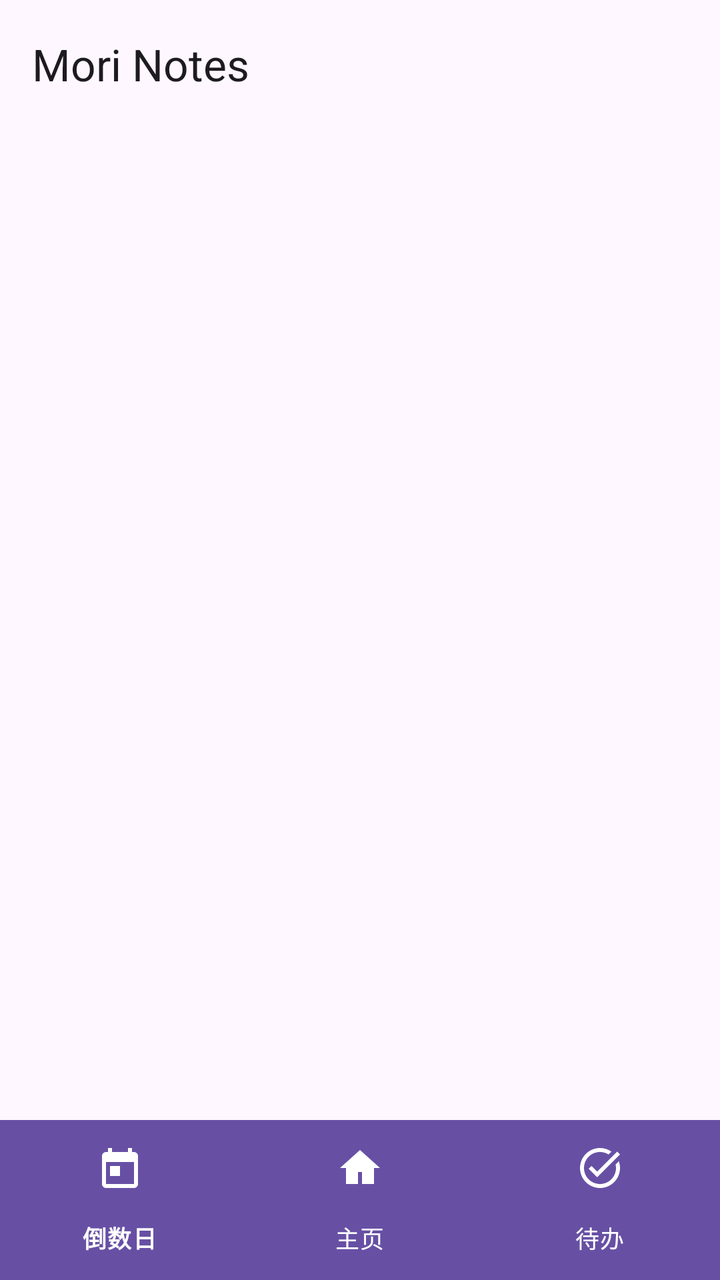
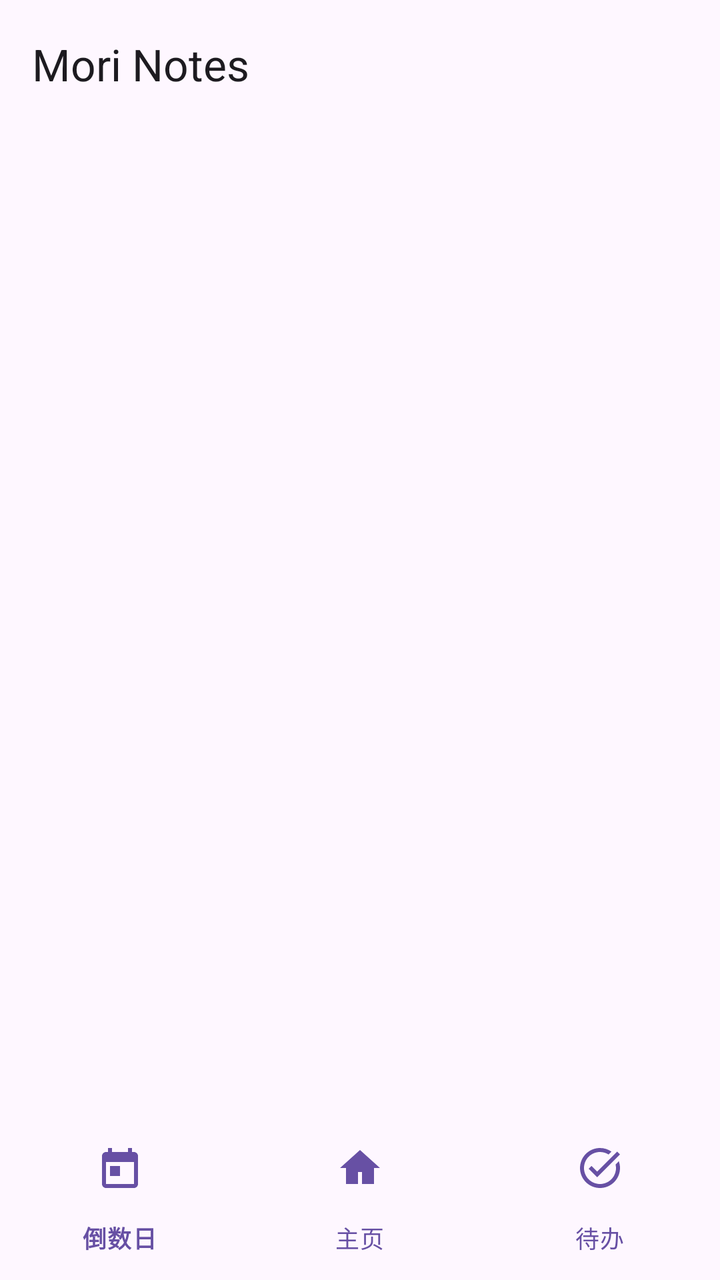

Two renders of the same Android screen: before a commit and after it. Below are the layout's source before the change and the commit's diff.
<!-- AndroidManifest.xml: application theme Theme.Notebook -->
<!-- res/layout/activity_main.xml -->
<?xml version="1.0" encoding="utf-8"?>
<FrameLayout xmlns:android="http://schemas.android.com/apk/res/android"
    xmlns:app="http://schemas.android.com/apk/res-auto"
    android:id="@+id/root"
    android:layout_width="match_parent"
    android:layout_height="match_parent"
    android:fitsSystemWindows="true">
    <LinearLayout
        android:layout_width="match_parent"
        android:layout_height="match_parent"
        android:orientation="vertical">
        <com.google.android.material.appbar.MaterialToolbar
            android:id="@+id/toolbar"
            style="@style/Widget.Notebook.Toolbar"
            android:layout_width="match_parent"
            android:layout_height="?attr/actionBarSize"
            app:title="@string/app_name" />
        <androidx.viewpager2.widget.ViewPager2
            android:id="@+id/view_pager"
            android:layout_width="match_parent"
            android:layout_height="0dp"
            android:layout_weight="1" />
        <com.google.android.material.bottomnavigation.BottomNavigationView
            android:id="@+id/bottom_nav"
            android:layout_width="match_parent"
            android:layout_height="wrap_content"
            app:backgroundTint="?attr/colorPrimary"
            app:elevation="0dp"
            app:itemActiveIndicatorStyle="@style/Widget.Notebook.NavIndicator"
            app:itemIconTint="?attr/colorOnPrimary"
            app:itemTextColor="?attr/colorOnPrimary"
            app:menu="@menu/menu_bottom" />
    </LinearLayout>
</FrameLayout>
<!-- resources referenced by this layout -->
<resources>
  <string name="app_name">Mori Notes</string>
  <style name="Widget.Notebook.NavIndicator" parent="Widget.Material3.BottomNavigationView.ActiveIndicator">
          <item name="android:color">@color/nav_indicator</item>
      </style>
  <style name="Widget.Notebook.Toolbar" parent="Widget.Material3.Toolbar">
          <item name="android:background">@android:color/transparent</item>
          <item name="titleTextAppearance">?attr/textAppearanceTitleLarge</item>
      </style>
  <style name="Theme.Notebook" parent="Theme.Material3.DayNight.NoActionBar">
          <item name="colorPrimary">@color/md_primary</item>
          <item name="colorOnPrimary">@color/md_on_primary</item>
          <item name="colorPrimaryContainer">@color/md_primary_container</item>
          <item name="colorOnPrimaryContainer">@color/md_on_primary_container</item>
          <item name="colorSecondary">@color/md_secondary</item>
          <item name="android:colorBackground">@color/md_surface</item>
          <item name="colorSurface">@color/md_surface</item>
          <item name="colorSurfaceContainer">@color/md_surface_container</item>
          <item name="colorSurfaceContainerHigh">@color/md_surface_container_high</item>
          <item name="colorOnSurface">@color/md_on_surface</item>
          <item name="colorOnSurfaceVariant">@color/md_on_surface_variant</item>
          <item name="colorOutline">@color/md_outline</item>
          <item name="android:statusBarColor">@android:color/transparent</item>
          <item name="android:navigationBarColor">@android:color/transparent</item>
          <item name="android:windowLightStatusBar">true</item>
      </style>
  <color name="nav_indicator">#33FFFFFF</color>
  <color name="md_primary">#6750A4</color>
  <color name="md_on_primary">#FFFFFF</color>
  <color name="md_primary_container">#EADDFF</color>
  <color name="md_on_primary_container">#21005D</color>
  <color name="md_secondary">#625B71</color>
  <color name="md_surface">#FEF7FF</color>
  <color name="md_surface_container">#F3EDF7</color>
  <color name="md_surface_container_high">#ECE6F0</color>
  <color name="md_on_surface">#1D1B20</color>
  <color name="md_on_surface_variant">#49454F</color>
  <color name="md_outline">#79747E</color>
</resources>

<!-- the commit's change to res/layout/activity_main.xml (unified diff, before → after) -->
@@ -24,11 +24,12 @@
             android:id="@+id/bottom_nav"
             android:layout_width="match_parent"
             android:layout_height="wrap_content"
-            app:backgroundTint="?attr/colorPrimary"
+            android:background="@android:color/transparent"
+            app:backgroundTint="@android:color/transparent"
             app:elevation="0dp"
             app:itemActiveIndicatorStyle="@style/Widget.Notebook.NavIndicator"
-            app:itemIconTint="?attr/colorOnPrimary"
-            app:itemTextColor="?attr/colorOnPrimary"
+            app:itemIconTint="?attr/colorPrimary"
+            app:itemTextColor="?attr/colorPrimary"
             app:menu="@menu/menu_bottom" />
     </LinearLayout>
 </FrameLayout>
<!-- resource entries referenced after the edit -->
@@ -25,7 +25,7 @@
           <item name="android:navigationBarColor">@android:color/transparent</item>
           <item name="android:windowLightStatusBar">true</item>
       </style>
-  <color name="nav_indicator">#33FFFFFF</color>
+  <color name="nav_indicator">#336750A4</color>
   <color name="md_primary">#6750A4</color>
   <color name="md_on_primary">#FFFFFF</color>
   <color name="md_primary_container">#EADDFF</color>
